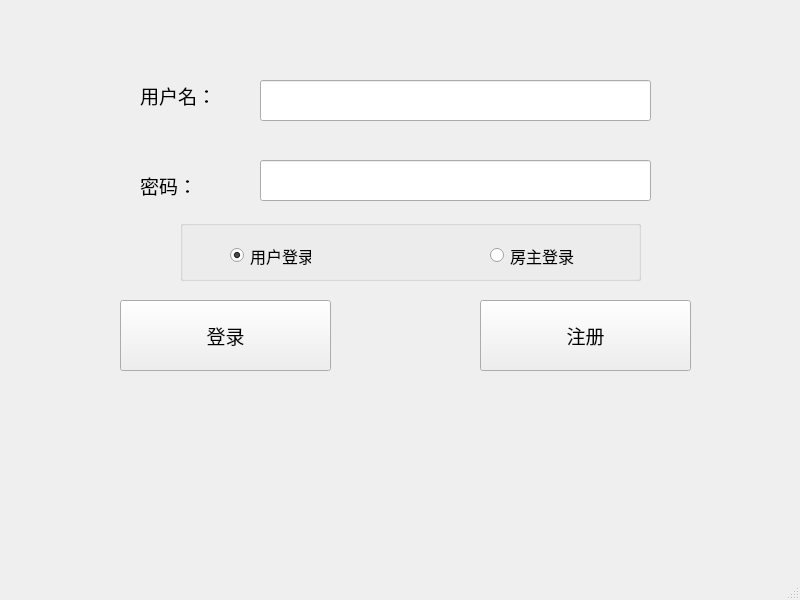
The window that login.ui (Canstie/ApartmentManage) describes before a commit, drawn with Qt 5.
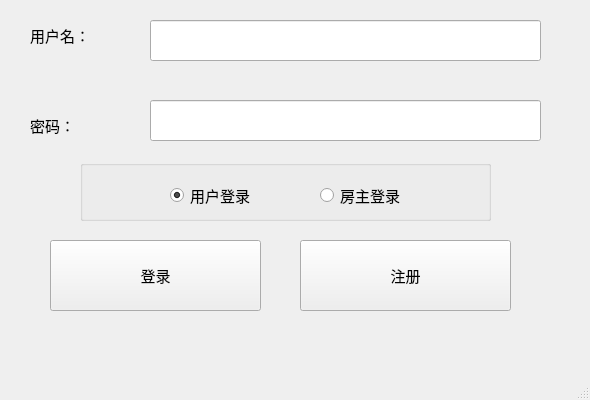
The same window after the commit.

```diff
--- a/login.ui
+++ b/login.ui
@@ -6,13 +6,13 @@
    <rect>
     <x>0</x>
     <y>0</y>
-    <width>800</width>
-    <height>600</height>
+    <width>590</width>
+    <height>400</height>
    </rect>
   </property>
   <property name="font">
    <font>
-    <pointsize>11</pointsize>
+    <pointsize>9</pointsize>
    </font>
   </property>
   <property name="windowTitle">
@@ -22,15 +22,15 @@
    <widget class="QPushButton" name="signupbtn">
     <property name="geometry">
      <rect>
-      <x>480</x>
-      <y>300</y>
+      <x>300</x>
+      <y>240</y>
       <width>211</width>
       <height>71</height>
      </rect>
     </property>
     <property name="font">
      <font>
-      <pointsize>14</pointsize>
+      <pointsize>11</pointsize>
       <bold>false</bold>
      </font>
     </property>
@@ -41,15 +41,15 @@
    <widget class="QPushButton" name="loginbtn">
     <property name="geometry">
      <rect>
-      <x>120</x>
-      <y>300</y>
+      <x>50</x>
+      <y>240</y>
       <width>211</width>
       <height>71</height>
      </rect>
     </property>
     <property name="font">
      <font>
-      <pointsize>14</pointsize>
+      <pointsize>11</pointsize>
       <bold>false</bold>
      </font>
     </property>
@@ -60,15 +60,15 @@
    <widget class="QLabel" name="username">
     <property name="geometry">
      <rect>
-      <x>140</x>
-      <y>70</y>
+      <x>30</x>
+      <y>10</y>
       <width>101</width>
       <height>51</height>
      </rect>
     </property>
     <property name="font">
      <font>
-      <pointsize>14</pointsize>
+      <pointsize>11</pointsize>
      </font>
     </property>
     <property name="text">
@@ -78,30 +78,30 @@
    <widget class="QLineEdit" name="userEdit">
     <property name="geometry">
      <rect>
-      <x>260</x>
-      <y>80</y>
+      <x>150</x>
+      <y>20</y>
       <width>391</width>
       <height>41</height>
      </rect>
     </property>
     <property name="font">
      <font>
-      <pointsize>14</pointsize>
+      <pointsize>11</pointsize>
      </font>
     </property>
    </widget>
    <widget class="QLabel" name="password">
     <property name="geometry">
      <rect>
-      <x>140</x>
-      <y>160</y>
+      <x>30</x>
+      <y>100</y>
       <width>101</width>
       <height>51</height>
      </rect>
     </property>
     <property name="font">
      <font>
-      <pointsize>14</pointsize>
+      <pointsize>11</pointsize>
      </font>
     </property>
     <property name="text">
@@ -111,15 +111,15 @@
    <widget class="QLineEdit" name="pwEdit">
     <property name="geometry">
      <rect>
-      <x>260</x>
-      <y>160</y>
+      <x>150</x>
+      <y>100</y>
       <width>391</width>
       <height>41</height>
      </rect>
     </property>
     <property name="font">
      <font>
-      <pointsize>14</pointsize>
+      <pointsize>11</pointsize>
      </font>
     </property>
     <property name="echoMode">
@@ -129,27 +129,32 @@
    <widget class="QGroupBox" name="groupBox">
     <property name="geometry">
      <rect>
-      <x>180</x>
-      <y>220</y>
-      <width>461</width>
+      <x>80</x>
+      <y>160</y>
+      <width>411</width>
       <height>61</height>
      </rect>
     </property>
+    <property name="font">
+     <font>
+      <pointsize>11</pointsize>
+     </font>
+    </property>
     <property name="title">
      <string/>
     </property>
     <widget class="QRadioButton" name="rbtn1">
      <property name="geometry">
       <rect>
-       <x>50</x>
+       <x>90</x>
        <y>20</y>
-       <width>81</width>
+       <width>111</width>
        <height>31</height>
       </rect>
      </property>
      <property name="font">
       <font>
-       <pointsize>12</pointsize>
+       <pointsize>11</pointsize>
       </font>
      </property>
      <property name="text">
@@ -162,15 +167,15 @@
     <widget class="QRadioButton" name="rbtn2">
      <property name="geometry">
       <rect>
-       <x>310</x>
+       <x>240</x>
        <y>20</y>
-       <width>91</width>
+       <width>121</width>
        <height>31</height>
       </rect>
      </property>
      <property name="font">
       <font>
-       <pointsize>12</pointsize>
+       <pointsize>11</pointsize>
       </font>
      </property>
      <property name="text">
```
Left out of the diff: 4 changed lines with no effect on the pictures.
